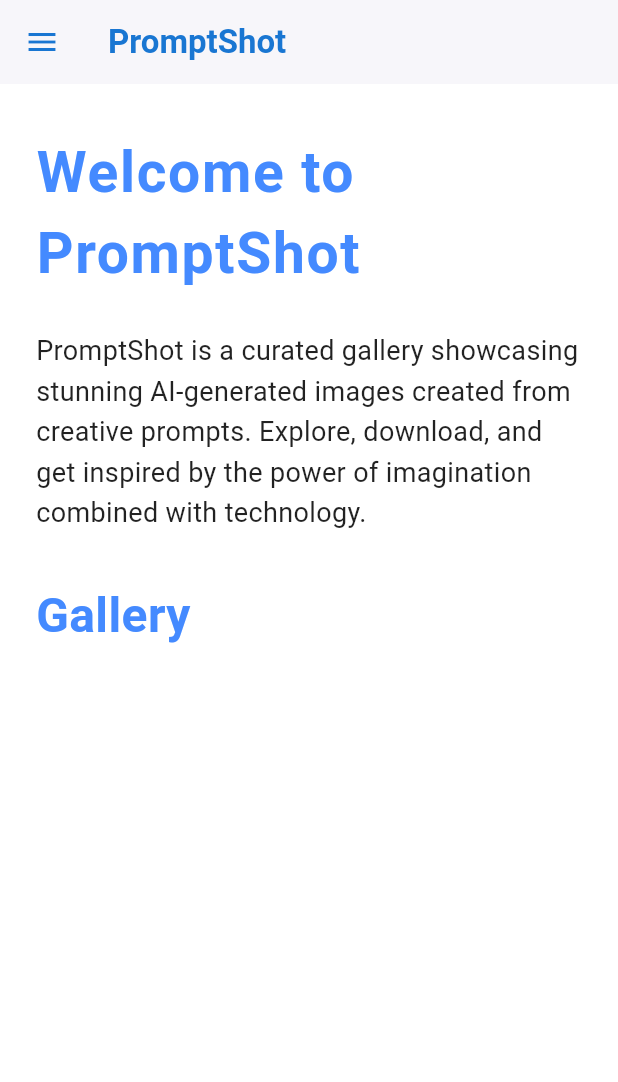
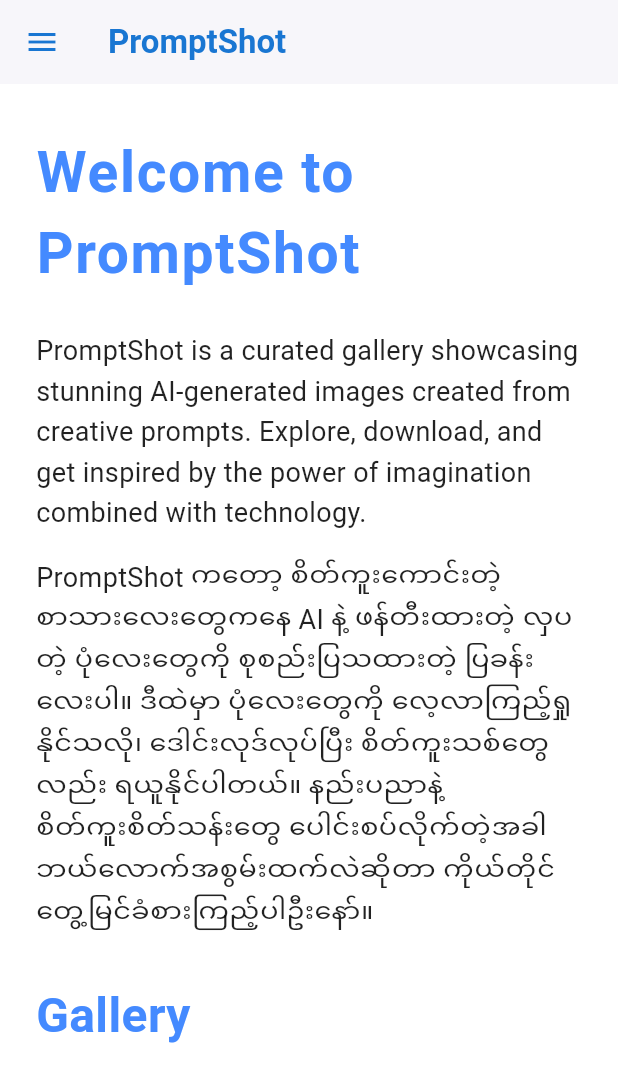
Before and after one commit to MgThiha-Coding/prompt-shot-theme2, a Flutter app: the screen it shows after launch, on a phone screen of 412 x 824 dp. Shown: the top 1082 px of the screen. Run offline on Flutter 3.47's test engine with Material 3 defaults, Android fonts, the phone set to English and light mode, and no system bars; our stand-ins replace cloud_firestore, firebase_core; missing offline and left inert: dart:html; accounts and stored records are empty; statements that could not run were skipped.

Commit message:
content update

```diff
--- a/lib/main.dart
+++ b/lib/main.dart
@@ -426,11 +426,22 @@
 
 class InfoSection extends StatelessWidget {
   const InfoSection({super.key});
+
   @override
   Widget build(BuildContext context) {
-    return const Text(
-      'PromptShot is a curated gallery showcasing stunning AI-generated images created from creative prompts. Explore, download, and get inspired by the power of imagination combined with technology.',
-      style: TextStyle(fontSize: 18, color: Colors.black87, height: 1.5),
+    return const Column(
+      crossAxisAlignment: CrossAxisAlignment.start, // Align text to the start
+      children: [
+        Text(
+          'PromptShot is a curated gallery showcasing stunning AI-generated images created from creative prompts. Explore, download, and get inspired by the power of imagination combined with technology.',
+          style: TextStyle(fontSize: 18, color: Colors.black87, height: 1.5),
+        ),
+        SizedBox(height: 16), // Add some spacing between the two texts
+        Text(
+          'PromptShot ကတော့ စိတ်ကူးကောင်းတဲ့ စာသားလေးတွေကနေ AI နဲ့ ဖန်တီးထားတဲ့ လှပတဲ့ ပုံလေးတွေကို စုစည်းပြသထားတဲ့ ပြခန်းလေးပါ။ ဒီထဲမှာ ပုံလေးတွေကို လေ့လာကြည့်ရှုနိုင်သလို၊ ဒေါင်းလုဒ်လုပ်ပြီး စိတ်ကူးသစ်တွေလည်း ရယူနိုင်ပါတယ်။ နည်းပညာနဲ့ စိတ်ကူးစိတ်သန်းတွေ ပေါင်းစပ်လိုက်တဲ့အခါ ဘယ်လောက်အစွမ်းထက်လဲဆိုတာ ကိုယ်တိုင်တွေ့မြင်ခံစားကြည့်ပါဦးနော်။',
+          style: TextStyle(fontSize: 18, color: Colors.black87, height: 1.5),
+        ),
+      ],
     );
   }
 }
```
